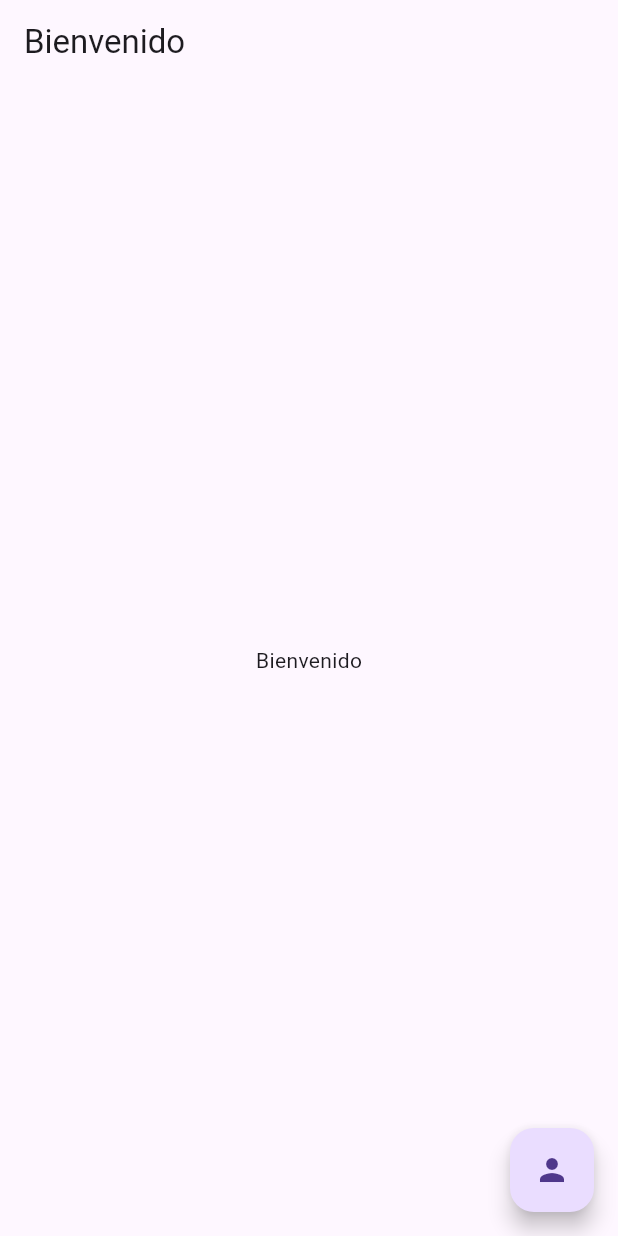
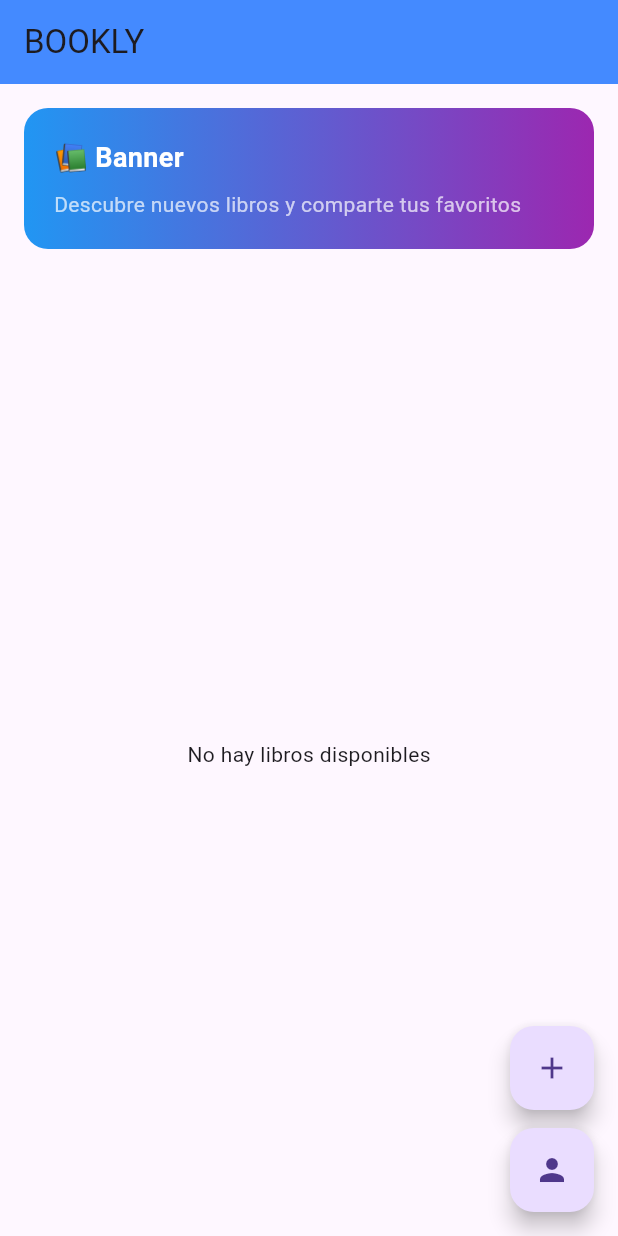
Before and after one commit to I-S-R-A12/BOOKLY1.2, a Flutter app: the Home screen opened directly, on a phone screen of 412 x 824 dp. Run offline on Flutter 3.47's test engine with Material 3 defaults, Android fonts, the phone set to English and light mode, and no system bars; our stand-ins replace cached_network_image, cloud_firestore, firebase_auth, firebase_core, google_sign_in; accounts and stored records are empty.

Commit message:
ventana principal

```diff
--- a/lib/VentanaInicio/home.dart
+++ b/lib/VentanaInicio/home.dart
@@ -1,5 +1,9 @@
+import 'package:flutter/material.dart';
 import 'package:bookly12/vistaPerfil/vistaPerfil.dart';
-import 'package:flutter/material.dart';
+import 'package:http/http.dart' as http;
+import 'package:firebase_auth/firebase_auth.dart';
+import 'package:cloud_firestore/cloud_firestore.dart';
+
 
 
 class Home extends StatefulWidget {
@@ -10,25 +14,210 @@ class Home extends StatefulWidget {
 }
 
 class _HomeState extends State<Home> {
+  // Simulación de libros con todos los datos necesarios
+ // final List<Map<String, String>> books = [
+/*
+
+    {
+      'title': 'Grupo Escolar',
+      'author': 'Autor Desconocido',
+      'year': '2020',
+      'user': 'Juan Pérez',
+      'imagePath': 'assets/images/book1.jpg',
+    },
+    {
+      'title': 'RONALDO',
+      'author': 'Biografía',
+      'year': '2018',
+      'user': 'Maria López',
+      'imagePath': 'assets/images/book2.jpg',
+    },
+    // ... más libros
+
+  ];
+*/
+  void _showBookInfo(BuildContext context, Map<String, String> book) {
+    showDialog(
+      context: context,
+      builder: (context) => AlertDialog(
+        title: Text('📖 ${book['title']}'),
+        content: Column(
+          mainAxisSize: MainAxisSize.min,
+          children: [
+            Image.network(book['imagePath']!, height: 100),
+            const SizedBox(height: 10),
+            Text('Autor: ${book['author']}'),
+            Text('Publicado: ${book['year']}'),
+            Text('Publicado por: ${book['user']}'),
+          ],
+        ),
+        actions: [
+          TextButton(
+            onPressed: () => Navigator.of(context).pop(),
+            child: const Text('Cerrar'),
+          ),
+        ],
+      ),
+    );
+  }
+
   @override
   Widget build(BuildContext context) {
     return Scaffold(
       appBar: AppBar(
-        title: const Text("Bienvenido"),
+        title: const Text('BOOKLY'),
+        backgroundColor: Colors.blueAccent,
       ),
-      body: const Center(
-        child: Text("Bienvenido"),
+      body: Column(
+        children: [
+         /* Padding(                        //para la imagen del grupo solo que no tengo un link
+  padding: const EdgeInsets.all(16.0),
+  child: ClipRRect(
+    borderRadius: BorderRadius.circular(16),
+    child: Image.network(
+      'https://ejemplo.com/mi-banner.jpg',
+      height: 180,
+      width: double.infinity,
+      fit: BoxFit.cover,
     ),
-      floatingActionButton: FloatingActionButton(
+  ),
+),
+*/
+          Padding(
+            padding: const EdgeInsets.all(16.0),
+            child: Container(
+              width: double.infinity,
+              padding: const EdgeInsets.all(20),
+              decoration: BoxDecoration(
+                gradient: const LinearGradient(
+                  colors: [Colors.blue, Colors.purple],
+                  begin: Alignment.centerLeft,
+                  end: Alignment.centerRight,
+                ),
+                borderRadius: BorderRadius.circular(16),
+              ),
+              child: const Column(
+                crossAxisAlignment: CrossAxisAlignment.start,
+                children: [
+                  Text(
+                    '📚 Banner',
+                    style: TextStyle(
+                      color: Colors.white,
+                      fontSize: 18,
+                      fontWeight: FontWeight.bold,
+                    ),
+                  ),
+                  SizedBox(height: 8),
+                  Text(
+                    'Descubre nuevos libros y comparte tus favoritos',
+                    style: TextStyle(
+                      color: Colors.white70,
+                      fontSize: 14,
+                    ),
+                  ),
+                ],
+              ),
+            ),
+          ),
+          Expanded(
+  child: Padding(
+    padding: const EdgeInsets.symmetric(horizontal: 16.0),
+    child: StreamBuilder<QuerySnapshot>(
+      stream: FirebaseFirestore.instance.collection('libros').snapshots(),
+      builder: (context, snapshot) {
+        if (snapshot.connectionState == ConnectionState.waiting) {
+          return const Center(child: CircularProgressIndicator());
+        }
+
+        if (!snapshot.hasData || snapshot.data!.docs.isEmpty) {
+          return const Center(child: Text("No hay libros disponibles"));
+        }
+
+        final libros = snapshot.data!.docs;
+        //final bookData = book.data() as Map<String, dynamic>;
+        return GridView.builder(
+          gridDelegate: const SliverGridDelegateWithFixedCrossAxisCount(
+            crossAxisCount: 2,
+            crossAxisSpacing: 16,
+            mainAxisSpacing: 16,
+            childAspectRatio: 1.0,
+          ),
+          itemCount: libros.length,
+
+          itemBuilder: (context, index) {
+  final book = libros[index];
+  final bookData = book.data() as Map<String, dynamic>;
+
+  return GestureDetector(
+    onTap: () {
+      _showBookInfo(context, {
+        'title': bookData['title'],
+        'author': bookData['author'],
+        'year': bookData['year'],
+        'user': bookData['user'],
+        'imagePath': bookData['imagePath'],
+      });
+    },
+    child: ClipRRect(
+      borderRadius: BorderRadius.circular(12),
+      child: Container(
+        color: Colors.grey[300],
+        child: Column(
+          mainAxisAlignment: MainAxisAlignment.center,
+          children: [
+            Image.network(
+              bookData['imagePath'],
+              height: 80,
+              fit: BoxFit.cover,
+            ),
+            const SizedBox(height: 8),
+            Text(
+              bookData['title'],
+              style: const TextStyle(fontWeight: FontWeight.bold),
+              textAlign: TextAlign.center,
+            ),
+            Text(
+              bookData['author'],
+              style: TextStyle(color: Colors.grey[700]),
+              textAlign: TextAlign.center,
+            ),
+          ],
+        ),
+      ),
+    ),
+  );
+}
+        );
+      },
+    ),
+  ),
+),
+
+        ],
+      ),
+      floatingActionButton: Column(
+        mainAxisAlignment: MainAxisAlignment.end,
+        children: [
+          FloatingActionButton(
+            heroTag: "addBook",
+            onPressed: () {
+              // TODO: navegación a la vista de nuevo libro
+            },
+            child: const Icon(Icons.add),
+          ),
+          const SizedBox(height: 12),
+          FloatingActionButton(
+            heroTag: "profile",
             onPressed: () {
               Navigator.push(
                 context,
                 MaterialPageRoute(builder: (context) =>  VistaPerfil()),
               );
             },
-        child: Icon(Icons.person),
-      )
+            child: const Icon(Icons.person),
+          ),
+        ],
+      ),
     );
-
   }
 }
--- a/pubspec.yaml
+++ b/pubspec.yaml
@@ -9,6 +9,8 @@ environment:
 dependencies:
   flutter:
     sdk: flutter
+
+  cloud_firestore: ^5.6.8
   firebase_core: ^3.13.1
   firebase_auth: ^5.5.4
   google_sign_in: ^6.3.0
```
Also changed, not shown: pubspec.lock, 3 other files. Lines whose indentation alone changed are shown as unchanged.
